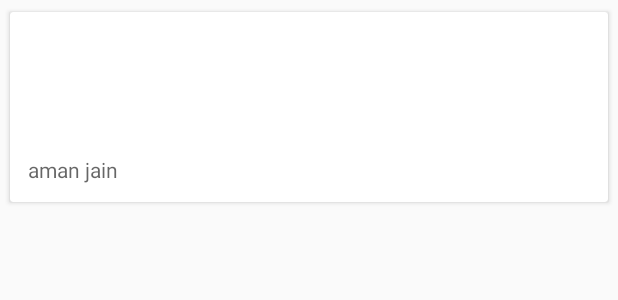
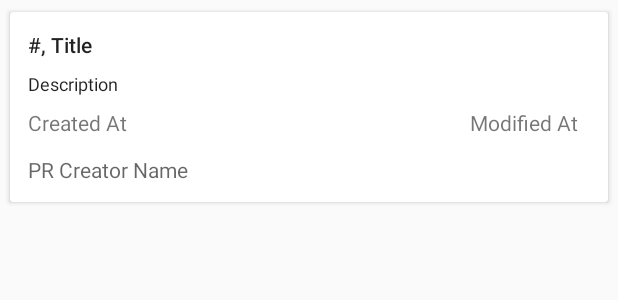
Before and after one commit to amanjain08/PullRequestViewer, an Android app: the layout pull_request_items.xml on its own in the app's theme, with its tools: preview values and no code run, on a phone screen of 412 x 824 dp. Shown: the top 300 px of the screen. Run offline under Robolectric (Android 15) with nearby library versions, the phone set to English and light mode, and no system bars; network calls fail.

Commit message:
Adds placeholder

```diff
--- a/app/src/main/res/layout/pull_request_items.xml
+++ b/app/src/main/res/layout/pull_request_items.xml
@@ -21,6 +21,7 @@
             android:layout_marginLeft="8dp"
             android:layout_marginStart="8dp"
             android:layout_marginTop="8dp"
+            android:text="#, Title"
             android:textSize="@dimen/text_base"
             app:layout_constraintStart_toStartOf="parent"
             app:layout_constraintTop_toTopOf="parent" />
@@ -33,6 +34,7 @@
             android:layout_marginLeft="8dp"
             android:layout_marginStart="8dp"
             android:layout_marginTop="8dp"
+            android:text="Description"
             android:textSize="@dimen/text_small"
             app:layout_constraintEnd_toEndOf="parent"
             app:layout_constraintHorizontal_bias="0.0"
@@ -46,6 +48,7 @@
             android:layout_marginLeft="8dp"
             android:layout_marginStart="8dp"
             android:layout_marginTop="8dp"
+            android:text="Created At"
             app:layout_constraintStart_toStartOf="parent"
             app:layout_constraintTop_toBottomOf="@+id/body" />
 
@@ -56,6 +59,7 @@
             android:layout_marginEnd="16dp"
             android:layout_marginRight="16dp"
             android:layout_marginTop="8dp"
+            android:text="Modified At"
             app:layout_constraintEnd_toEndOf="parent"
             app:layout_constraintTop_toBottomOf="@+id/body" />
 
@@ -67,7 +71,7 @@
             android:layout_marginLeft="8dp"
             android:layout_marginStart="8dp"
             android:layout_marginTop="12dp"
-            android:hint="aman jain"
+            android:hint="PR Creator Name"
             app:layout_constraintBottom_toBottomOf="parent"
             app:layout_constraintStart_toStartOf="parent"
             app:layout_constraintTop_toBottomOf="@+id/created_at" />
```
